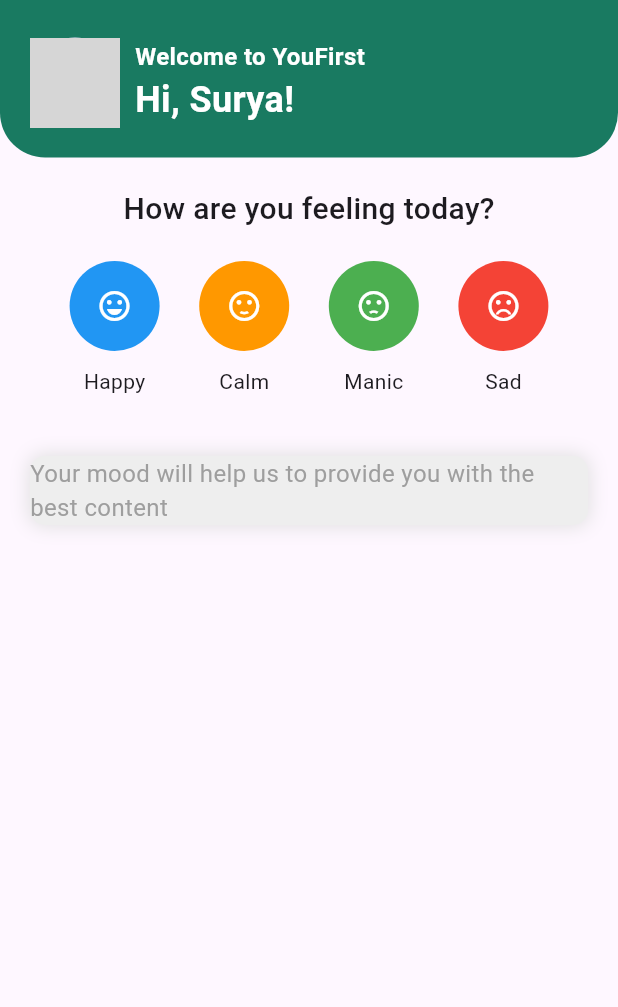
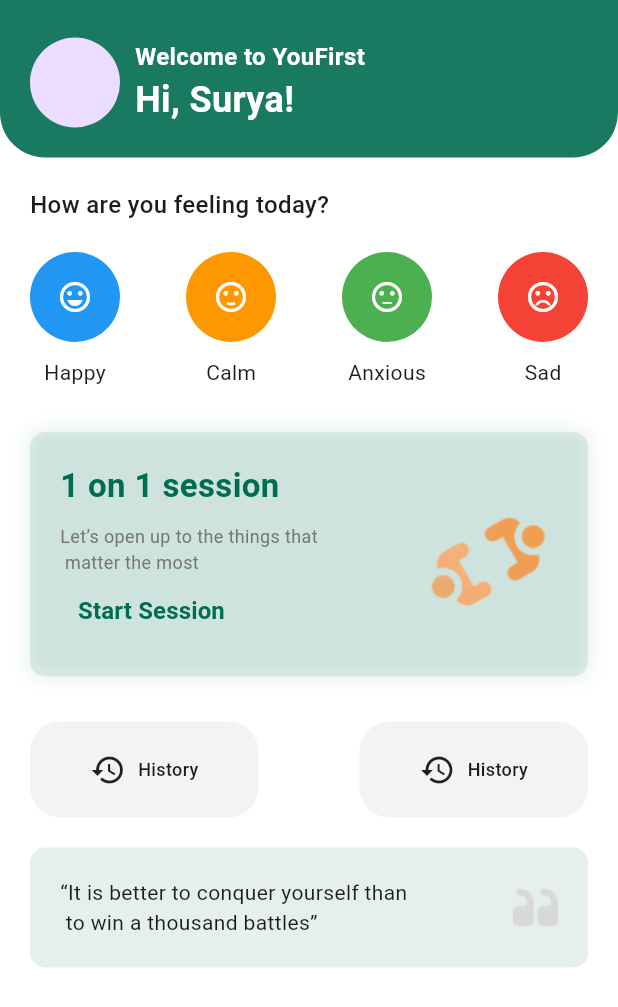
Before and after one commit to bhartiyaanshul/YouFirst, a Flutter app: the screen it shows after launch, after a tap on the "sentiment very satisfied" icon, on a phone screen of 412 x 824 dp. Shown: the top 1007 px of the screen. Run offline on Flutter 3.47's test engine with Material 3 defaults, Android fonts, the light colour scheme and no system bars; our stand-ins replace auto_route, get_it, just_audio, speech_to_text, supabase_flutter; accounts and stored records are empty; grey boxes are pictures that could not be loaded.

Commit message:
home_page ui

```diff
--- a/lib/view/home/home_view.dart
+++ b/lib/view/home/home_view.dart
@@ -14,6 +14,7 @@
       builder: (context, child) {
         final model = context.watch<HomeViewModel>();
         return Scaffold(
+          backgroundColor: Colors.white,
           body: Column(
             crossAxisAlignment: CrossAxisAlignment.start,
             children: [
@@ -36,8 +37,6 @@
                         children: [
                           CircleAvatar(
                             radius: 30,
-                            backgroundImage: NetworkImage(
-                                'https://static.vecteezy.com/system/resources/previews/014/194/216/original/avatar-icon-human-a-person-s-badge-social-media-profile-symbol-the-symbol-of-a-person-vector.jpg'),
                           ),
                           SizedBox(width: 10),
                           Column(
@@ -79,16 +78,19 @@
                 padding: const EdgeInsets.symmetric(horizontal: 20),
                 child: Column(
                   children: [
+                    Column(
+                      crossAxisAlignment: CrossAxisAlignment.start,
+                      children: [
                         const Text(
                           'How are you feeling today?',
                           style: TextStyle(
-                        fontSize: 20,
+                            fontSize: 16,
                             fontWeight: FontWeight.w500,
                           ),
                         ),
                         const SizedBox(height: 20),
                         Row(
-                      mainAxisAlignment: MainAxisAlignment.spaceEvenly,
+                          mainAxisAlignment: MainAxisAlignment.spaceBetween,
                           children: [
                             Column(
                               children: [
@@ -96,9 +98,9 @@
                                   radius: 30,
                                   backgroundColor: Colors.blue,
                                   child: IconButton(
-                                icon:
-                                    const Icon(Icons.sentiment_very_satisfied),
-                                onPressed: () {},
+                                    icon: const Icon(
+                                        Icons.sentiment_very_satisfied),
+                                    onPressed: () => model.playMusic('happy'),
                                     color: Colors.white,
                                   ),
                                 ),
@@ -113,7 +115,7 @@
                                   backgroundColor: Colors.orange,
                                   child: IconButton(
                                     icon: const Icon(Icons.sentiment_satisfied),
-                                onPressed: () {},
+                                    onPressed: () => model.playMusic('calm'),
                                     color: Colors.white,
                                   ),
                                 ),
@@ -127,13 +129,13 @@
                                   radius: 30,
                                   backgroundColor: Colors.green,
                                   child: IconButton(
-                                icon: const Icon(Icons.sentiment_dissatisfied),
-                                onPressed: () {},
+                                    icon: const Icon(Icons.sentiment_neutral),
+                                    onPressed: () => model.playMusic('anxious'),
                                     color: Colors.white,
                                   ),
                                 ),
                                 const SizedBox(height: 10),
-                            const Text('Manic'),
+                                const Text('Anxious'),
                               ],
                             ),
                             Column(
@@ -144,7 +146,7 @@
                                   child: IconButton(
                                     icon: const Icon(
                                         Icons.sentiment_very_dissatisfied),
-                                onPressed: () {},
+                                    onPressed: () => model.playMusic('sad'),
                                     color: Colors.white,
                                   ),
                                 ),
@@ -154,25 +156,131 @@
                             ),
                           ],
                         ),
-                    const SizedBox(height: 40),
+                      ],
+                    ),
+                    const SizedBox(height: 30),
                     Container(
+                      width: MediaQuery.of(context).size.width,
                       decoration: BoxDecoration(
-                        color: Colors.grey[200],
+                        color: const Color(0xff006C50).withOpacity(0.1),
                         borderRadius: BorderRadius.circular(10),
                         boxShadow: [
                           BoxShadow(
-                            color: Colors.grey[300] ?? Colors.grey,
+                            color: const Color(0xff006C50).withOpacity(0.1),
                             blurRadius: 10,
                             spreadRadius: 1,
                           ),
                         ],
                       ),
+                      child: Padding(
+                        padding: const EdgeInsets.symmetric(
+                            horizontal: 20, vertical: 20),
+                        child: Row(
+                          mainAxisAlignment: MainAxisAlignment.spaceBetween,
+                          children: [
+                            Column(
+                              crossAxisAlignment: CrossAxisAlignment.start,
+                              children: [
+                                const Text(
+                                  '1 on 1 session ',
+                                  style: TextStyle(
+                                    fontSize: 22,
+                                    color: Color(0xff006C50),
+                                    fontWeight: FontWeight.bold,
+                                  ),
+                                ),
+                                const SizedBox(height: 10),
+                                Text(
+                                  'Let’s open up to the things that \n matter the most ',
+                                  style: TextStyle(
+                                    fontSize: 12,
+                                    color: Colors.grey[600],
+                                  ),
+                                ),
+                                TextButton(
+                                  onPressed: () {},
                                   child: const Text(
-                        'Your mood will help us to provide you with the best content',
+                                    'Start Session',
                                     style: TextStyle(
+                                        color: Color(0xff006C50),
                                         fontSize: 16,
-                          color: Colors.grey,
+                                        fontWeight: FontWeight.bold),
                                   ),
+                                ),
+                              ],
+                            ),
+                            Image.asset('assets/images/Meetup Icon.png')
+                          ],
+                        ),
+                      ),
+                    ),
+                    const SizedBox(height: 30),
+                    Row(
+                      mainAxisAlignment: MainAxisAlignment.spaceBetween,
+                      children: [
+                        Container(
+                          decoration: BoxDecoration(
+                            borderRadius: BorderRadius.circular(20),
+                            color: const Color(0xffF4F3F1),
+                          ),
+                          padding: const EdgeInsets.symmetric(
+                              horizontal: 40, vertical: 20),
+                          child: const Row(
+                            children: [
+                              Icon(Icons.history),
+                              SizedBox(width: 8),
+                              Text(
+                                'History',
+                                style: TextStyle(
+                                  fontSize: 12,
+                                  fontWeight: FontWeight.w500,
+                                ),
+                              ),
+                            ],
+                          ),
+                        ),
+                        Container(
+                          decoration: BoxDecoration(
+                            borderRadius: BorderRadius.circular(20),
+                            color: const Color(0xffF4F3F1),
+                          ),
+                          padding: const EdgeInsets.symmetric(
+                              horizontal: 40, vertical: 20),
+                          child: const Row(
+                            children: [
+                              Icon(Icons.history),
+                              SizedBox(width: 8),
+                              Text(
+                                'History',
+                                style: TextStyle(
+                                  fontSize: 12,
+                                  fontWeight: FontWeight.w500,
+                                ),
+                              ),
+                            ],
+                          ),
+                        )
+                      ],
+                    ),
+                    const SizedBox(height: 20),
+                    Container(
+                      width: MediaQuery.of(context).size.width,
+                      padding: const EdgeInsets.symmetric(
+                          horizontal: 20, vertical: 20),
+                      decoration: BoxDecoration(
+                        color: const Color(0xff006C50).withOpacity(0.1),
+                        borderRadius: BorderRadius.circular(10),
+                      ),
+                      child: Row(
+                        mainAxisAlignment: MainAxisAlignment.spaceBetween,
+                        children: [
+                          const Text(
+                              '“It is better to conquer yourself than \n to win a thousand battles”'),
+                          Flexible(
+                            child: Image.asset('assets/images/quote.png',
+                                fit: BoxFit.cover, width: 30),
+                          ),
+                        ],
                       ),
                     )
                   ],
--- a/lib/view/home/home_view_model.dart
+++ b/lib/view/home/home_view_model.dart
@@ -1,5 +1,7 @@
 import 'dart:convert';
+import 'package:flutter/material.dart';
 import 'package:http/http.dart' as http;
+import 'package:just_audio/just_audio.dart';
 import 'package:youfirst/core/viewmodel/base_view_model.dart';
 
 class HomeViewModel extends BaseViewModel {
@@ -87,4 +89,82 @@
       return null;
     }
   }
+
+  final AudioPlayer _audioPlayer = AudioPlayer();
+  String? _currentMood;
+
+  String? get currentMood => _currentMood;
+
+  /// Play mood-based music
+  Future<void> playMusic(String mood) async {
+    _currentMood = mood;
+    notifyListeners();
+
+    String audioPath = _getAudioPathForMood(mood);
+    if (audioPath.isNotEmpty) {
+      try {
+        await _audioPlayer.setAsset(audioPath);
+        await _audioPlayer.play();
+      } catch (e) {
+        debugPrint('Error playing audio: $e');
+      }
+    } else {
+      debugPrint('No audio available for mood: $mood');
+    }
+  }
+
+  /// Pause music
+  Future<void> pauseMusic() async {
+    try {
+      await _audioPlayer.pause();
+      debugPrint('Music paused');
+    } catch (e) {
+      debugPrint('Error pausing audio: $e');
+    }
+  }
+
+  /// Stop music
+  Future<void> stopMusic() async {
+    try {
+      await _audioPlayer.stop();
+      _currentMood = null;
+      notifyListeners();
+      debugPrint('Music stopped');
+    } catch (e) {
+      debugPrint('Error stopping audio: $e');
+    }
+  }
+
+  /// Get the corresponding audio path for a given mood
+  String _getAudioPathForMood(String mood) {
+    switch (mood) {
+      case 'happy':
+        return 'assets/audios/happy.mp3';
+      case 'calm':
+        return 'assets/audios/calm.mp3';
+      case 'energetic':
+        return 'assets/audios/energetic.mp3';
+      case 'sad':
+        return 'assets/audios/sad.mp3';
+      default:
+        return '';
+    }
+  }
+
+  /// Handle volume adjustments
+  Future<void> setVolume(double volume) async {
+    try {
+      await _audioPlayer.setVolume(volume);
+      debugPrint('Volume set to $volume');
+    } catch (e) {
+      debugPrint('Error setting volume: $e');
+    }
+  }
+
+  /// Dispose resources when no longer needed
+  @override
+  void dispose() {
+    _audioPlayer.dispose();
+    super.dispose();
+  }
 }
--- a/pubspec.yaml
+++ b/pubspec.yaml
@@ -69,9 +69,9 @@
   uses-material-design: true
 
   # To add assets to your application, add an assets section, like this:
-  # assets:
-  #   - images/a_dot_burr.jpeg
-  #   - images/a_dot_ham.jpeg
+  assets:
+    - assets/images/Meetup Icon.png
+    - assets/images/quote.png
 
   # An image asset can refer to one or more resolution-specific "variants", see
   # https://flutter.dev/assets-and-images/#resolution-aware
```
Also changed, not shown: assets/images/Meetup Icon.png (added), assets/images/quote.png (added). Lines whose indentation alone changed are shown as unchanged.
